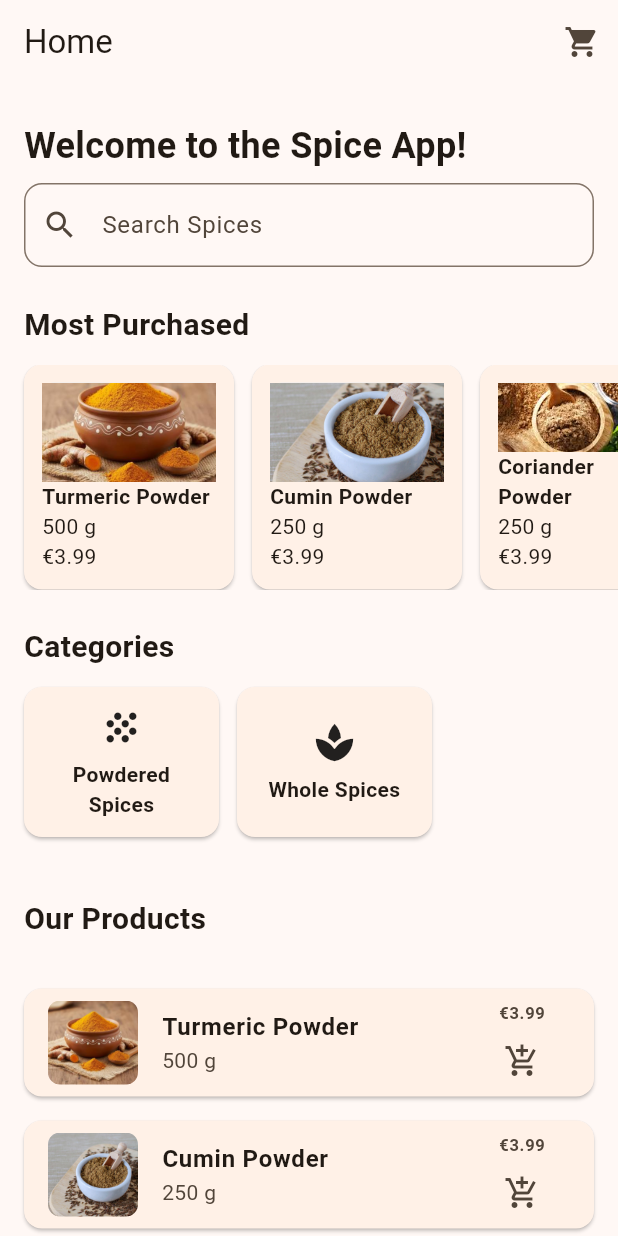
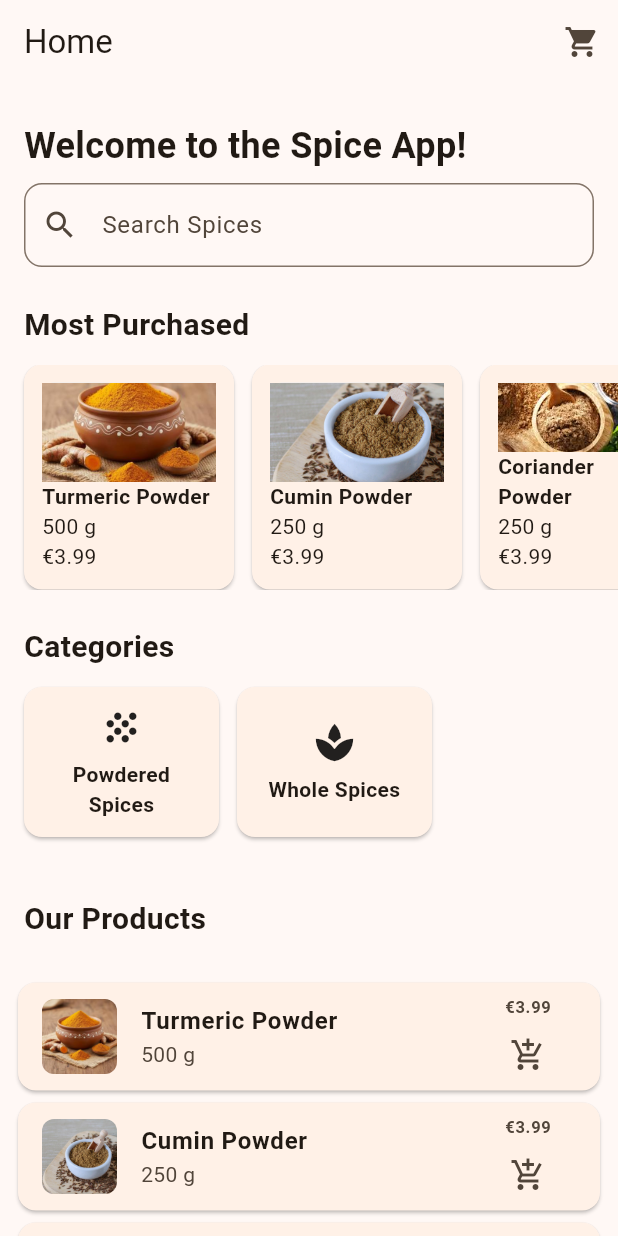
Before and after one commit to swastikdhakal07/SpiceApp, a Flutter app: the screen it shows after launch, on a phone screen of 412 x 824 dp. Run offline on Flutter 3.47's test engine with Material 3 defaults, Android fonts, the phone set to English and light mode, and no system bars.

Commit message:
Added a new product_details_screen with the description of the products and also added Add to Cart button at the end of this screen.

```diff
--- a/lib/data/products.dart
+++ b/lib/data/products.dart
@@ -6,23 +6,31 @@ const products = [
     weight: '500 g',
     price: 3.99,
     imagePath: 'assets/images/turmeric_powder.jpg',
+    description:
+        'Finely ground turmeric powder, ideal for curries and everyday cooking.',
   ),
   Product(
     name: 'Cumin Powder',
     weight: '250 g',
     price: 3.99,
     imagePath: 'assets/images/cumin_powder.jpg',
+    description:
+        'Aromatic ground cumin, commonly used in curries, spice blends and marinades.',
   ),
   Product(
     name: 'Coriander Powder',
     weight: '250 g',
     price: 3.99,
     imagePath: 'assets/images/coriander_powder.jpg',
+    description:
+        'Fragrant ground coriander with a mild, warm flavour for everyday cooking.',
   ),
   Product(
     name: 'Chili Powder',
     weight: '250 g',
     price: 3.99,
     imagePath: 'assets/images/chili_powder.jpg',
+    description:
+        'Ground chili powder that adds colour and heat to curries and other dishes.',
   ),
 ];
--- a/lib/models/product.dart
+++ b/lib/models/product.dart
@@ -3,6 +3,7 @@ class Product {
   final String weight;
   final double price;
   final String imagePath;
+  final String description;
 
   //named parameter constructor to make the code clearer
   const Product({
@@ -10,5 +11,6 @@ class Product {
     required this.weight,
     required this.price,
     required this.imagePath,
+    required this.description,
   });
 }
--- a/lib/widgets/product_card.dart
+++ b/lib/widgets/product_card.dart
@@ -6,24 +6,28 @@ class ProductCard extends StatelessWidget {
   final Product product;
   //action to be performed when the add to cart button is pressed
   final VoidCallback onAddToCart;
+  final VoidCallback onTap;
 
   const ProductCard({
     super.key,
     required this.product,
     required this.onAddToCart,
+    required this.onTap,
   });
 
   @override
   Widget build(BuildContext context) {
-    return Card(
-      margin: const EdgeInsets.all(8.0),
+    return InkWell(
+      onTap: onTap,
+      child: Card(
+        margin: const EdgeInsets.symmetric(horizontal: 4.0, vertical: 4.0),
         child: ListTile(
           leading: ClipRRect(
             borderRadius: BorderRadius.circular(8.0),
             child: Image.asset(
               product.imagePath,
-            width: 60,
-            height: 60,
+              width: 50,
+              height: 50,
               fit: BoxFit.cover,
             ),
           ),
@@ -48,6 +52,7 @@ class ProductCard extends StatelessWidget {
             ],
           ),
         ),
+      ),
     );
   }
 }
```
Also changed, not shown: lib/screens/home_screen.dart (+10 -0 lines), lib/screens/product_details_screen.dart (added, +88 -0 lines). Lines whose indentation alone changed are shown as unchanged.
